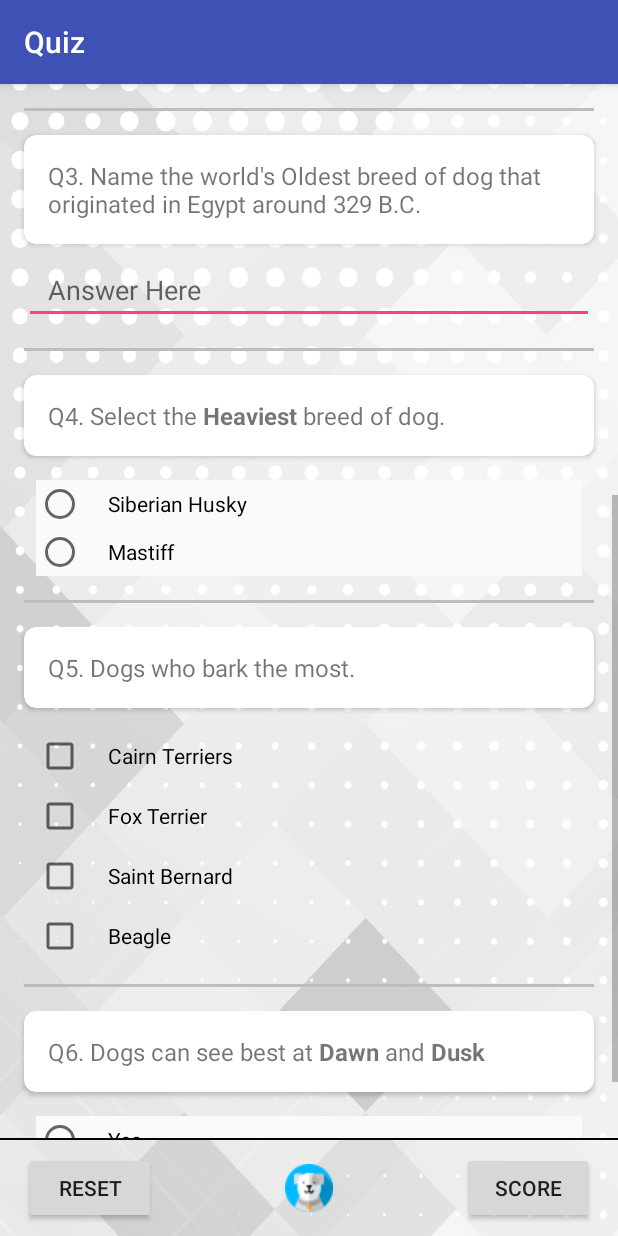
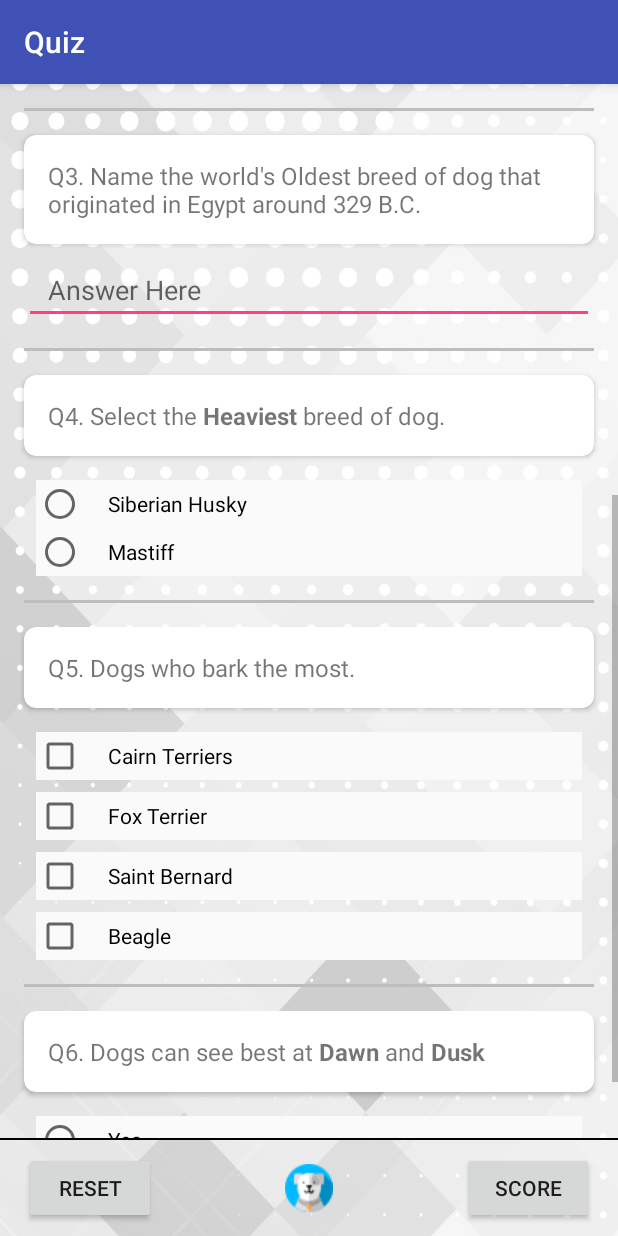
Before and after one commit to HemanshuVarma/Quiz-App, an Android app: the screen it shows after launch (MainActivity), scrolled down 491 dp, on a phone screen of 412 x 824 dp. Run offline under Robolectric (Android 15) with nearby library versions, the light colour scheme and no system bars.

Commit message:
Fixed background for Question 5

```diff
--- a/app/src/main/res/layout/ques_5.xml
+++ b/app/src/main/res/layout/ques_5.xml
@@ -31,6 +31,7 @@
         android:layout_marginTop="@dimen/margin_8"
         android:paddingLeft="@dimen/padding_16"
         android:text="@string/que5_op1"
+        android:background="@color/gray_50"
         android:foreground="?android:attr/selectableItemBackground"/>
 
     <CheckBox
@@ -43,6 +44,7 @@
         android:layout_marginTop="@dimen/margin_8"
         android:paddingLeft="@dimen/padding_16"
         android:text="@string/que5_op2"
+        android:background="@color/gray_50"
         android:foreground="?android:attr/selectableItemBackground"/>
 
     <CheckBox
@@ -55,6 +57,7 @@
         android:layout_marginTop="@dimen/margin_8"
         android:paddingLeft="@dimen/padding_16"
         android:text="@string/que5_op3"
+        android:background="@color/gray_50"
         android:foreground="?android:attr/selectableItemBackground"/>
 
     <CheckBox
@@ -67,6 +70,7 @@
         android:layout_marginTop="@dimen/margin_8"
         android:paddingLeft="@dimen/padding_16"
         android:text="@string/que5_op4"
+        android:background="@color/gray_50"
         android:foreground="?android:attr/selectableItemBackground"/>
 
 
```
